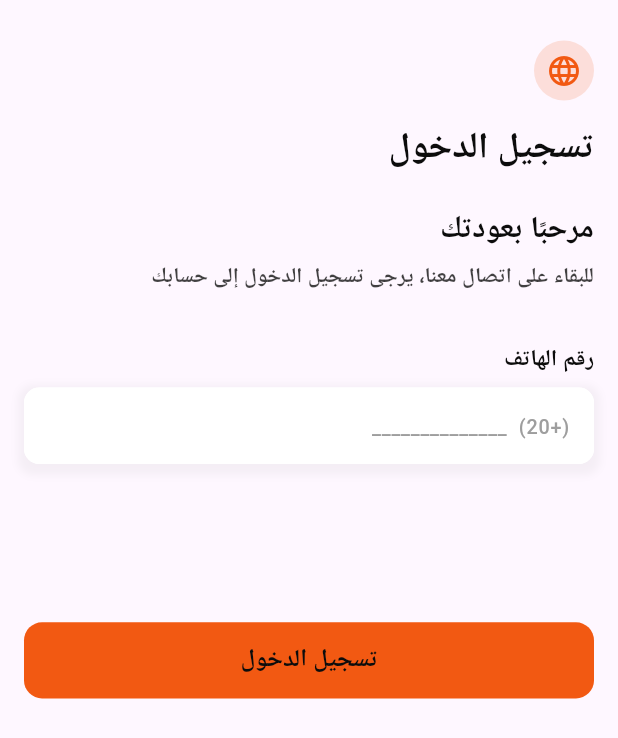
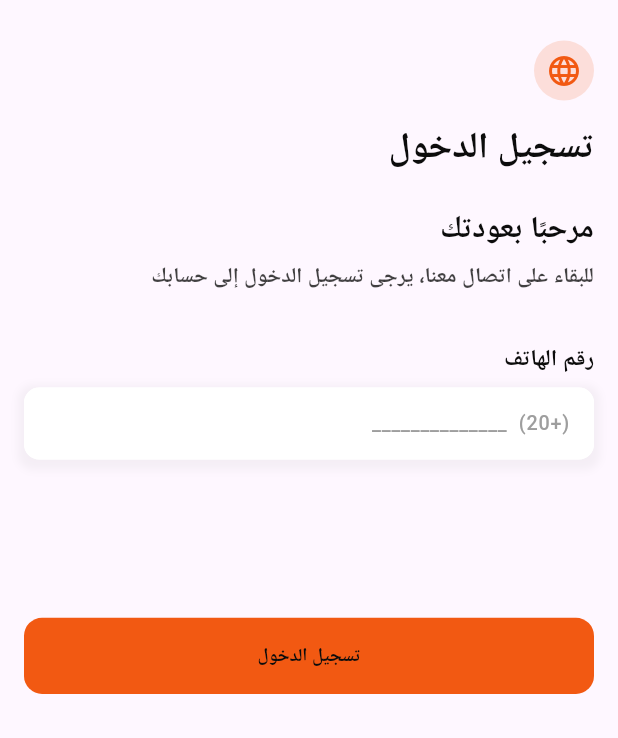
Before and after one commit to Abdulteef1998/E-Commerce-App, a Flutter app: the screen it shows after launch, on a phone screen of 412 x 824 dp. Shown: the top 738 px of the screen. Run offline on Flutter 3.47's test engine with Material 3 defaults, Android fonts, the phone set to English and light mode, and no system bars; our stand-ins replace easy_localization, flutter_screenutil, pinput.

Commit message:
add style and assets

```diff
--- a/lib/core/theme/app_colors.dart
+++ b/lib/core/theme/app_colors.dart
@@ -1,8 +1,10 @@
 import 'package:flutter/material.dart';
 
 abstract class AppColor {
-  static const Color mainColor = Color(0xfff25912);
+  static const Color mainColor = Color(0xFFF25912);
+  static const Color secondColor = Color(0xFFF8B08F);
   static const Color blackColor = Color(0xFF0C0C0C);
-  static const Color whiteColor = Color(0xFFffffff);
+  static const Color whiteColor = Color(0xFFFFFFFF);
   static const Color greyColor = Colors.grey;
+  static const Color redColor = Color(0xFFCF1010);
 }
--- a/lib/core/theme/app_text_style.dart
+++ b/lib/core/theme/app_text_style.dart
@@ -3,9 +3,49 @@ import 'package:flutter/widgets.dart';
 import 'package:flutter_screenutil/flutter_screenutil.dart';
 
 abstract class AppTextStyle {
-  static TextStyle font12W400 = TextStyle(
+  static TextStyle font12W400Grey = TextStyle(
     fontSize: 12.0.sp,
     fontWeight: FontWeight.w400,
+    color: AppColor.greyColor,
+  );
+  static TextStyle font12W400MainColor = TextStyle(
+    fontSize: 12.0.sp,
+    fontWeight: FontWeight.w400,
+    color: AppColor.mainColor,
+  );
+  static TextStyle font12W500White = TextStyle(
+    fontSize: 12.0.sp,
+    fontWeight: FontWeight.w500,
+    color: AppColor.whiteColor,
+  );
+  static TextStyle font12W500 = TextStyle(
+    fontSize: 12.0.sp,
+    fontWeight: FontWeight.w500,
+    color: AppColor.blackColor,
+  );
+  static TextStyle font12W500Grey = TextStyle(
+    fontSize: 12.0.sp,
+    fontWeight: FontWeight.w500,
+    color: AppColor.greyColor,
+  );
+  static TextStyle font12W600Grey = TextStyle(
+    fontSize: 12.0.sp,
+    fontWeight: FontWeight.w600,
+    color: AppColor.greyColor,
+  );
+  static TextStyle font12W600 = TextStyle(
+    fontSize: 12.0.sp,
+    fontWeight: FontWeight.w600,
+    color: AppColor.blackColor,
+  );
+  static TextStyle font12W700 = TextStyle(
+    fontSize: 12.0.sp,
+    fontWeight: FontWeight.w700,
+    color: AppColor.blackColor,
+  );
+  static TextStyle font12W700MainColor = TextStyle(
+    fontSize: 12.0.sp,
+    fontWeight: FontWeight.w500,
     color: AppColor.mainColor,
   );
   static TextStyle font13W500 = TextStyle(
@@ -13,9 +53,28 @@ abstract class AppTextStyle {
     fontWeight: FontWeight.w500,
     color: AppColor.greyColor,
   );
+
+  static TextStyle font14W500Grey = TextStyle(
+    fontSize: 14.0.sp,
+    fontWeight: FontWeight.w700,
+    color: AppColor.greyColor,
+  );
+
+  static TextStyle font14W600Grey = TextStyle(
+    fontSize: 14.0.sp,
+    fontWeight: FontWeight.w600,
+    color: AppColor.greyColor,
+  );
+
   static TextStyle font14W700 = TextStyle(
     fontSize: 14.0.sp,
     fontWeight: FontWeight.w700,
+    color: AppColor.blackColor,
+  );
+
+  static TextStyle font15W600 = TextStyle(
+    fontSize: 15.0.sp,
+    fontWeight: FontWeight.w600,
     color: AppColor.blackColor,
   );
 
@@ -24,14 +83,44 @@ abstract class AppTextStyle {
     fontWeight: FontWeight.w700,
     color: AppColor.blackColor,
   );
-  static TextStyle font16W700 = TextStyle(
+  static TextStyle font16W500 = TextStyle(
+    fontSize: 16.0.sp,
+    fontWeight: FontWeight.w500,
+    color: AppColor.blackColor,
+  );
+  static TextStyle font16W600 = TextStyle(
+    fontSize: 16.0.sp,
+    fontWeight: FontWeight.w600,
+    color: AppColor.blackColor,
+  );
+  static TextStyle font16W700Black = TextStyle(
     fontSize: 16.0.sp,
     fontWeight: FontWeight.w700,
+    color: AppColor.blackColor,
+  );
+  static TextStyle font16W700White = TextStyle(
+    fontSize: 16.0.sp,
+    fontWeight: FontWeight.w700,
+    color: AppColor.whiteColor,
+  );
+  static TextStyle font16W700MainColor = TextStyle(
+    fontSize: 16.0.sp,
+    fontWeight: FontWeight.w700,
+    color: AppColor.mainColor,
+  );
+  static TextStyle font20W600 = TextStyle(
+    fontSize: 20.0.sp,
+    fontWeight: FontWeight.w600,
     color: AppColor.blackColor,
   );
   static TextStyle font20W700 = TextStyle(
     fontSize: 20.0.sp,
     fontWeight: FontWeight.w700,
+    color: AppColor.blackColor,
+  );
+  static TextStyle font24W600 = TextStyle(
+    fontSize: 24.0.sp,
+    fontWeight: FontWeight.w600,
     color: AppColor.blackColor,
   );
   static TextStyle font24W700 = TextStyle(
--- a/lib/core/widgets/app_button.dart
+++ b/lib/core/widgets/app_button.dart
@@ -29,7 +29,7 @@ class AppButton extends StatelessWidget {
             borderRadius: BorderRadiusGeometry.circular(12),
           ),
         ),
-        child: Text(text, style: AppTextStyle.font16W700),
+        child: Text(text, style: AppTextStyle.font12W700),
       ),
     );
   }
--- a/lib/core/widgets/app_text_form_field.dart
+++ b/lib/core/widgets/app_text_form_field.dart
@@ -46,15 +46,22 @@ class AppTextFormField extends StatelessWidget {
         readOnly: readOnly,
         validator: validator,
 
+        // 1. هنا الحل: هذا السطر يحدد شكل ولون النص الذي يكتبه المستخدم
+        style: AppTextStyle.font13W500.copyWith(color: Colors.black),
+
         decoration: InputDecoration(
           labelText: labelText,
           hintText: hintText,
           filled: true,
-          hintStyle: AppTextStyle.font13W500,
+          hintStyle: AppTextStyle.font13W500.copyWith(
+            color: AppColor.greyColor,
+          ),
           labelStyle: AppTextStyle.font13W500,
           prefixIcon: prefixIcon,
           suffixIcon: suffixIcon,
           fillColor: AppColor.whiteColor,
+
+          // إزالة الحدود الافتراضية لجعل الظل (Shadow) يبدو أجمل
           enabledBorder: _buildOutLineInputBorder(
             borderColor: Colors.transparent,
           ),
@@ -62,6 +69,7 @@ class AppTextFormField extends StatelessWidget {
             borderColor: AppColor.mainColor,
           ),
           errorBorder: _buildOutLineInputBorder(borderColor: Colors.red),
+          focusedErrorBorder: _buildOutLineInputBorder(borderColor: Colors.red),
         ),
       ),
     );
@@ -70,7 +78,7 @@ class AppTextFormField extends StatelessWidget {
   OutlineInputBorder _buildOutLineInputBorder({required Color borderColor}) {
     return OutlineInputBorder(
       borderRadius: 10.radius,
-      borderSide: BorderSide(color: borderColor),
+      borderSide: BorderSide(color: borderColor, width: 1.3),
     );
   }
 }
--- a/lib/features/auth/ui/screens/otp_screen.dart
+++ b/lib/features/auth/ui/screens/otp_screen.dart
@@ -25,7 +25,7 @@ class OtpScreen extends StatelessWidget {
               42.height,
               Text(
                 LocaleKeys.otpInstruction.tr(),
-                style: AppTextStyle.font16W700.copyWith(
+                style: AppTextStyle.font12W700.copyWith(
                   color: AppColor.blackColor.withValues(alpha: 0.7),
                 ),
               ),
--- a/lib/features/auth/ui/widgets/resend_code_widget.dart
+++ b/lib/features/auth/ui/widgets/resend_code_widget.dart
@@ -13,7 +13,7 @@ class ResendCodeWidget extends StatelessWidget {
       child: InkWell(
         child: Text(
           LocaleKeys.resend_code.tr(),
-          style: AppTextStyle.font12W400,
+          style: AppTextStyle.font12W500,
         ),
       ),
     );
--- a/pubspec.yaml
+++ b/pubspec.yaml
@@ -58,6 +58,7 @@ flutter:
   # To add assets to your application, add an assets section, like this:
   assets:
     - assets/translations/
+    - assets/images/
   #   - images/a_dot_ham.jpeg
 
   # An image asset can refer to one or more resolution-specific "variants", see
```
Also changed, not shown: assets/images/heart_plus.png (added), assets/images/home.png (added), assets/images/notification.png (added), assets/images/orders.png (added), assets/images/shopping.png (added), assets/images/shopping_add.png (added).
